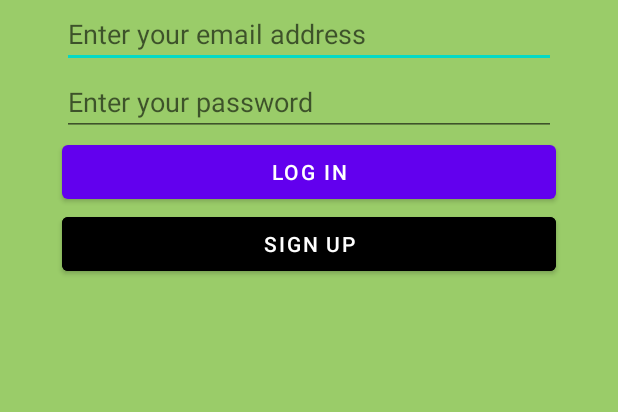
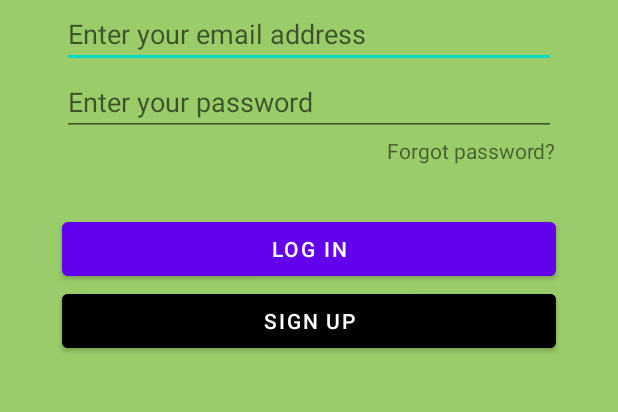
Before and after one commit to CS5520FeinbergSpring2024/team-project-group1, an Android app: the screen it shows after launch (LoginActivity), on a phone screen of 412 x 824 dp, the part 600-1012 px from its top. Run offline under Robolectric (Android 15) with nearby library versions, the phone set to English and light mode, and no system bars.

Commit message:
add forgot password UI

```diff
--- a/app/src/main/java/edu/northeastern/new_final/ui/LoginActivity.java
+++ b/app/src/main/java/edu/northeastern/new_final/ui/LoginActivity.java
@@ -2,15 +2,35 @@ package edu.northeastern.new_final.ui;
 
 import androidx.appcompat.app.AppCompatActivity;
 
+import android.content.Intent;
 import android.os.Bundle;
+import android.view.View;
+import android.widget.Button;
 
+import edu.northeastern.new_final.MainActivity; // Make sure this import matches the location of your MainActivity
 import edu.northeastern.new_final.R;
 
 public class LoginActivity extends AppCompatActivity {
+
+    private Button buttonLogin;
+    private Button buttonSignup;
 
     @Override
     protected void onCreate(Bundle savedInstanceState) {
         super.onCreate(savedInstanceState);
         setContentView(R.layout.activity_login);
+
+
+        buttonLogin = findViewById(R.id.buttonLogin);
+        buttonSignup = findViewById(R.id.buttonSignUp);
+
+        buttonLogin.setOnClickListener(new View.OnClickListener() {
+            @Override
+            public void onClick(View v) {
+                Intent intent = new Intent(LoginActivity.this, MainActivity.class);
+                startActivity(intent);
+
+            }
+        });
     }
 }
--- a/app/src/main/res/layout/activity_login.xml
+++ b/app/src/main/res/layout/activity_login.xml
@@ -31,16 +31,27 @@
         android:layout_height="wrap_content"
         android:hint="@string/password"
         android:inputType="textPassword"
+
         app:layout_constraintTop_toBottomOf="@id/editTextEmail"
         app:layout_constraintStart_toStartOf="@id/editTextEmail"
         app:layout_constraintEnd_toEndOf="@id/editTextEmail"
         app:layout_constraintWidth_percent="0.8"/>
+
+    <TextView
+        android:id="@+id/textViewForgetPassword"
+        android:layout_width="wrap_content"
+        android:layout_height="wrap_content"
+        android:text="@string/forget_password"
+        app:layout_constraintEnd_toEndOf="@id/editTextPassword"
+        app:layout_constraintTop_toBottomOf="@id/editTextPassword" />
+
     <Button
         android:id="@+id/buttonLogin"
         android:layout_width="0dp"
         android:layout_height="wrap_content"
         android:text="@string/log_in"
-        app:layout_constraintTop_toBottomOf="@id/editTextPassword"
+        android:layout_marginTop="32dp"
+        app:layout_constraintTop_toBottomOf="@id/textViewForgetPassword"
         app:layout_constraintStart_toStartOf="@id/editTextPassword"
         app:layout_constraintEnd_toEndOf="@id/editTextPassword"
         app:layout_constraintWidth_percent="0.8"/>
--- a/app/src/main/res/values/strings.xml
+++ b/app/src/main/res/values/strings.xml
@@ -16,4 +16,5 @@
     <string name="password">Enter your password </string>
     <string name="log_in">Log in </string>
     <string name="sign_up">Sign up </string>
+    <string name="forget_password">Forgot password?</string>
 </resources>
```
